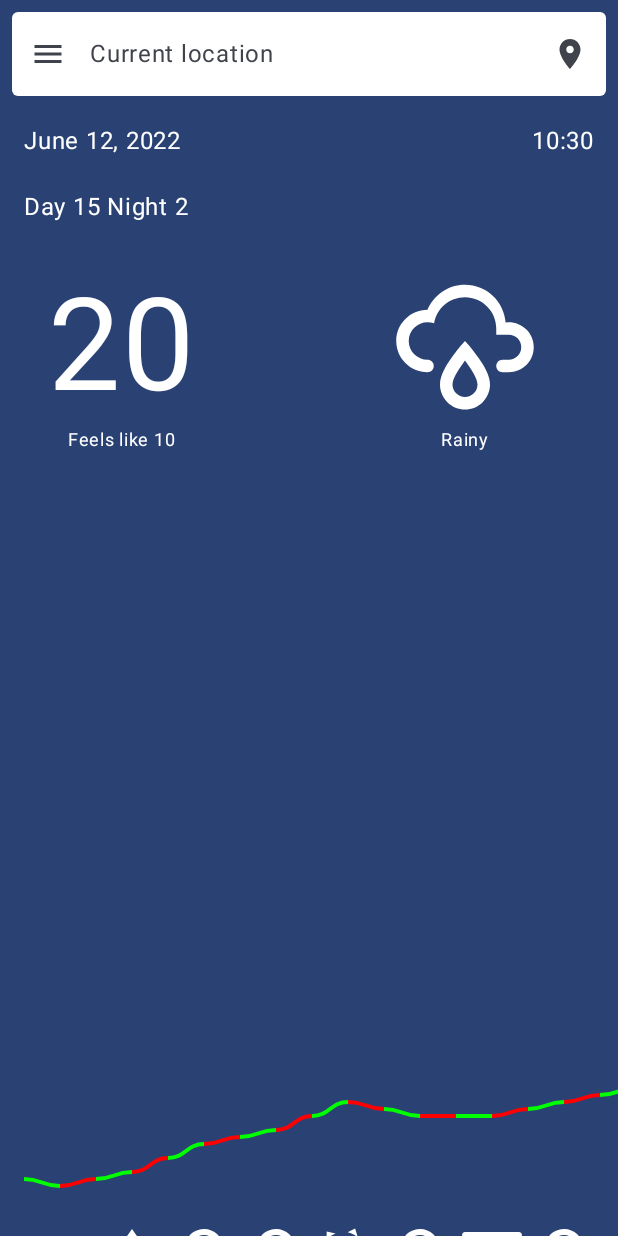
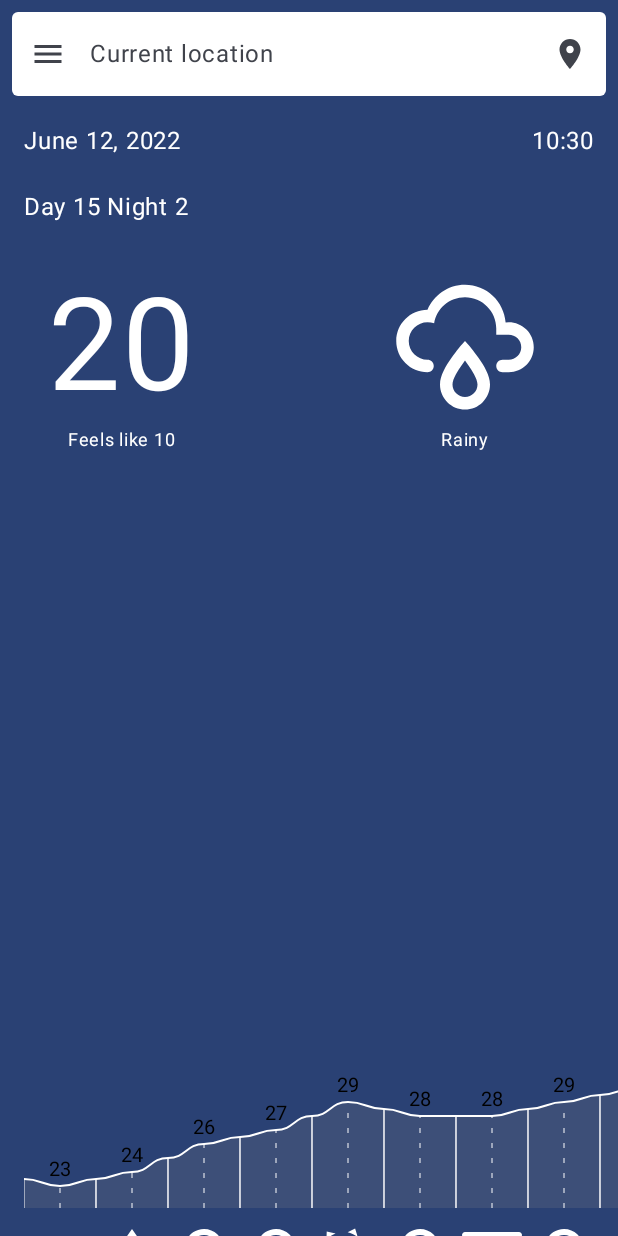
Before and after one commit to mplekunov/WeatherApp, an Android app built with Jetpack Compose: the screen it shows after launch (MainActivity), on a phone screen of 412 x 824 dp. Run offline under Robolectric (Android 15) with nearby library versions, the phone set to English and light mode, and no system bars; our stand-ins replace livedata-compose.

Commit message:
Add: Third attempt on Hourly Weather Chart
Besides Bezier Curves, added filled background under the curve, added borders for each column, added value above the middle point

```diff
--- a/app/src/main/java/com/application/weatherapp/view/MainActivity.kt
+++ b/app/src/main/java/com/application/weatherapp/view/MainActivity.kt
@@ -1,5 +1,6 @@
 package com.application.weatherapp.view
 
+import android.graphics.Paint
 import android.graphics.PointF
 import android.os.Bundle
 import androidx.activity.ComponentActivity
@@ -7,7 +8,6 @@ import androidx.activity.compose.setContent
 import androidx.compose.foundation.*
 import androidx.compose.foundation.layout.*
 import androidx.compose.foundation.lazy.LazyRow
-import androidx.compose.foundation.lazy.items
 import androidx.compose.foundation.lazy.itemsIndexed
 import androidx.compose.foundation.shape.RoundedCornerShape
 import androidx.compose.material.icons.Icons
@@ -16,7 +16,6 @@ import androidx.compose.material.icons.filled.Menu
 import androidx.compose.material3.*
 import androidx.compose.runtime.*
 import androidx.compose.runtime.livedata.observeAsState
-import androidx.compose.ui.Alignment
 import androidx.compose.ui.Alignment.Companion.BottomEnd
 import androidx.compose.ui.Alignment.Companion.BottomStart
 import androidx.compose.ui.Alignment.Companion.CenterEnd
@@ -24,11 +23,12 @@ import androidx.compose.ui.Alignment.Companion.CenterHorizontally
 import androidx.compose.ui.Modifier
 import androidx.compose.ui.geometry.Offset
 import androidx.compose.ui.geometry.Size
-import androidx.compose.ui.graphics.Brush
 import androidx.compose.ui.graphics.Color
 import androidx.compose.ui.graphics.Path
-import androidx.compose.ui.graphics.drawscope.DrawStyle
+import androidx.compose.ui.graphics.PathEffect
+import androidx.compose.ui.graphics.drawscope.Fill
 import androidx.compose.ui.graphics.drawscope.Stroke
+import androidx.compose.ui.graphics.nativeCanvas
 import androidx.compose.ui.graphics.painter.Painter
 import androidx.compose.ui.layout.onGloballyPositioned
 import androidx.compose.ui.res.painterResource
@@ -330,7 +330,7 @@ class MainActivity : ComponentActivity() {
 
         var columnSize by remember { mutableStateOf(Size.Zero) }
 
-        val color = MaterialTheme.colorScheme.onPrimary
+        var color = MaterialTheme.colorScheme.onPrimary
 
         LazyRow(
             modifier = modifier
@@ -380,33 +380,79 @@ class MainActivity : ComponentActivity() {
                         val conPoint3 = PointF((endX + midX) / 2, midY)
                         val conPoint4 = PointF((endX + midX) / 2, endY)
 
-                        val firstPath = Path()
-                        firstPath.moveTo(startX, startY)
-                        firstPath.cubicTo(
+                        val filledPath = Path().apply {
+                            moveTo(startX, 80.dp.toPx())
+                            lineTo(startX, startY)
+                            cubicTo(
                                 conPoint1.x, conPoint1.y,
                                 conPoint2.x, conPoint2.y,
                                 midX, midY
                             )
-
-                        val secondPath = Path()
-                        secondPath.moveTo(midX, midY)
-                        secondPath.cubicTo(
+                            cubicTo(
                                 conPoint3.x, conPoint3.y,
                                 conPoint4.x, conPoint4.y,
                                 endX, endY
                             )
+                            lineTo(endX, 80.dp.toPx())
+                            close()
+                        }
+
+                        val graphPath = Path().apply {
+                            moveTo(startX, startY)
+                            cubicTo(
+                                conPoint1.x, conPoint1.y,
+                                conPoint2.x, conPoint2.y,
+                                midX, midY
+                            )
+                            cubicTo(
+                                conPoint3.x, conPoint3.y,
+                                conPoint4.x, conPoint4.y,
+                                endX, endY
+                            )
+                        }
 
                         drawPath(
-                            path = firstPath,
-                            color = Color.Green,
-                            style = Stroke(4F)
+                            path = filledPath,
+                            color = Color.Gray.copy(alpha = 0.20F),
+                            style = Fill
                         )
 
                         drawPath(
-                            path = secondPath,
-                            color = Color.Red,
-                            style = Stroke(4F)
+                            path = graphPath,
+                            color = color,
+                            style = Stroke(2F)
                         )
+
+                        drawLine(
+                            start = Offset(startX, 80.dp.toPx()),
+                            end = Offset(startX, startY),
+                            color = color
+                        )
+
+                        drawLine(
+                            start = Offset(midX, 80.dp.toPx()),
+                            end = Offset(midX, midY),
+                            color = color,
+                            pathEffect = PathEffect.dashPathEffect(floatArrayOf(5f, 10f), 0f)
+                        )
+
+                        drawLine(
+                            start = Offset(endX, 80.dp.toPx()),
+                            end = Offset(endX, endY),
+                            color = color
+                        )
+
+                        drawContext.canvas.nativeCanvas.apply {
+                            drawText(
+                                "${currentWeatherTemperature.toInt()}",
+                                midX,
+                                midY - 10,
+                                Paint().apply {
+                                    textSize = 20F
+                                    textAlign = Paint.Align.CENTER
+                                }
+                            )
+                        }
                     }
 
                     Column(modifier = Modifier
```
Lines whose indentation alone changed are shown as unchanged.
